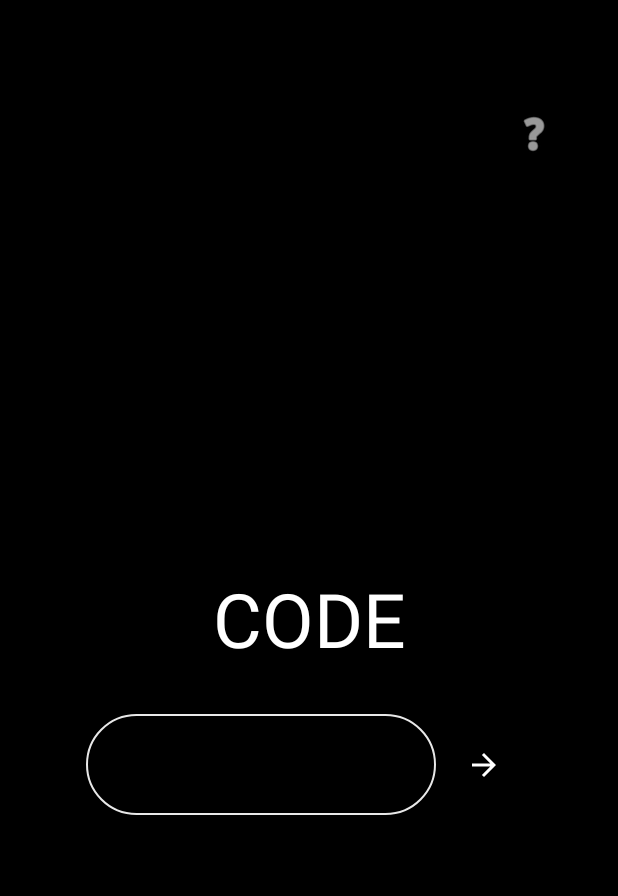
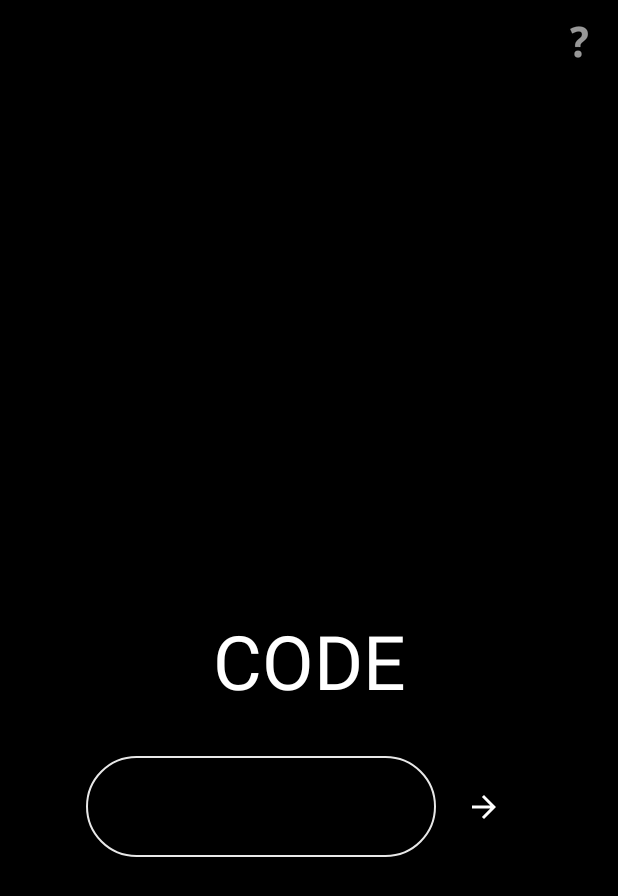
Before and after one commit to BadLog1n/Pictale, an Android app: the screen it shows after launch (MainActivity), on a phone screen of 412 x 824 dp. Shown: the top 896 px of the screen. Run offline under Robolectric (Android 15) with nearby library versions, the phone set to English and light mode, and no system bars; our stand-ins replace Firebase (no records; nobody signed in at launch, a user with empty details on screens opened directly).

Commit message:
#1
Реализовать toolbar с кнопкой назад на втором фрагменте
Реализован и на первом

```diff
--- a/app/src/main/res/layout/fragment_search.xml
+++ b/app/src/main/res/layout/fragment_search.xml
@@ -8,9 +8,37 @@
     tools:context=".SearchFragment"
     android:background="@color/black">
 
+
+
+    <androidx.appcompat.widget.Toolbar
+        android:id="@+id/toolbar"
+        android:layout_width="match_parent"
+        android:layout_height="wrap_content"
+        android:background="@color/black"
+        android:elevation="4dp"
+        android:theme="@style/ThemeOverlay.AppCompat.Dark.ActionBar"
+        app:popupTheme="@style/ThemeOverlay.AppCompat.Light">
+
+
+        <ImageButton
+            android:id="@+id/question"
+            android:layout_width="wrap_content"
+            android:layout_height="match_parent"
+            android:paddingEnd="10dp"
+            android:paddingStart="10dp"
+            android:src="@android:drawable/ic_menu_help"
+            android:background="?attr/selectableItemBackground"
+            android:onClick="onHelpButtonClick"
+            android:layout_gravity="end" />
+
+    </androidx.appcompat.widget.Toolbar>
+
+
     <androidx.constraintlayout.widget.ConstraintLayout
         android:layout_width="match_parent"
         android:layout_height="match_parent">
+
+
 
         <TextView
             android:id="@+id/codeText"
@@ -78,7 +106,7 @@
 
         </LinearLayout>
 
-        <ImageButton
+       <!-- <ImageButton
             android:id="@+id/question"
             android:layout_width="wrap_content"
             android:layout_height="wrap_content"
@@ -97,7 +125,7 @@
             app:layout_constraintStart_toStartOf="parent"
 
             app:layout_constraintTop_toTopOf="parent"
-            app:tint="@color/white" />
+            app:tint="@color/white" />-->
 
 
     </androidx.constraintlayout.widget.ConstraintLayout>
```
Also changed, not shown: app/src/main/res/layout/fragment_content.xml (+30 -14 lines).
